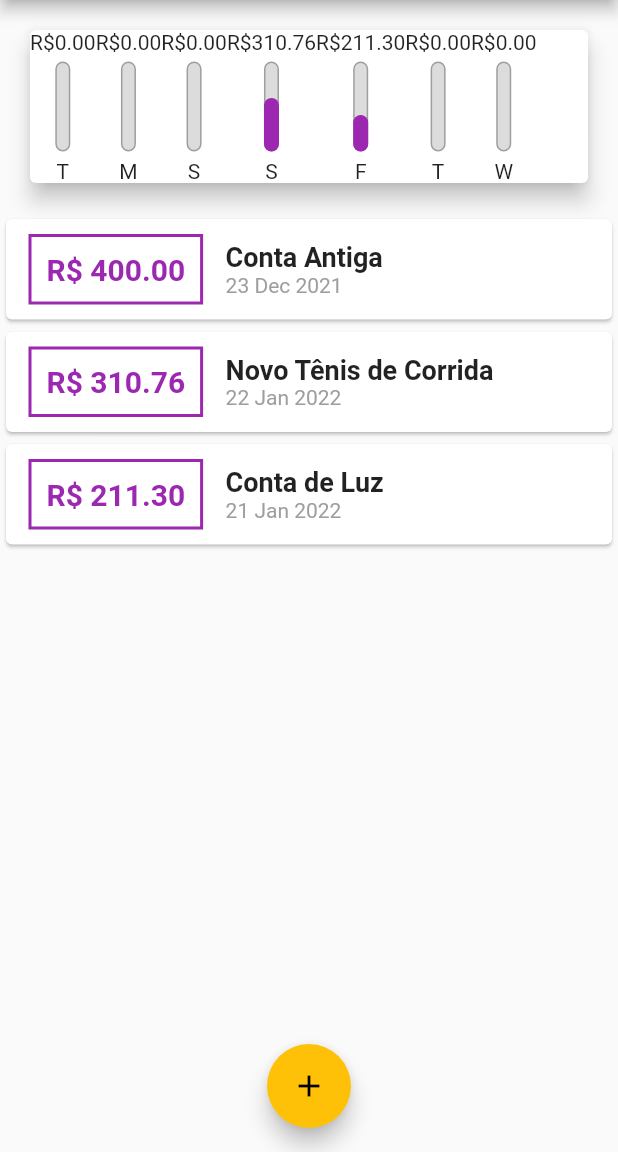
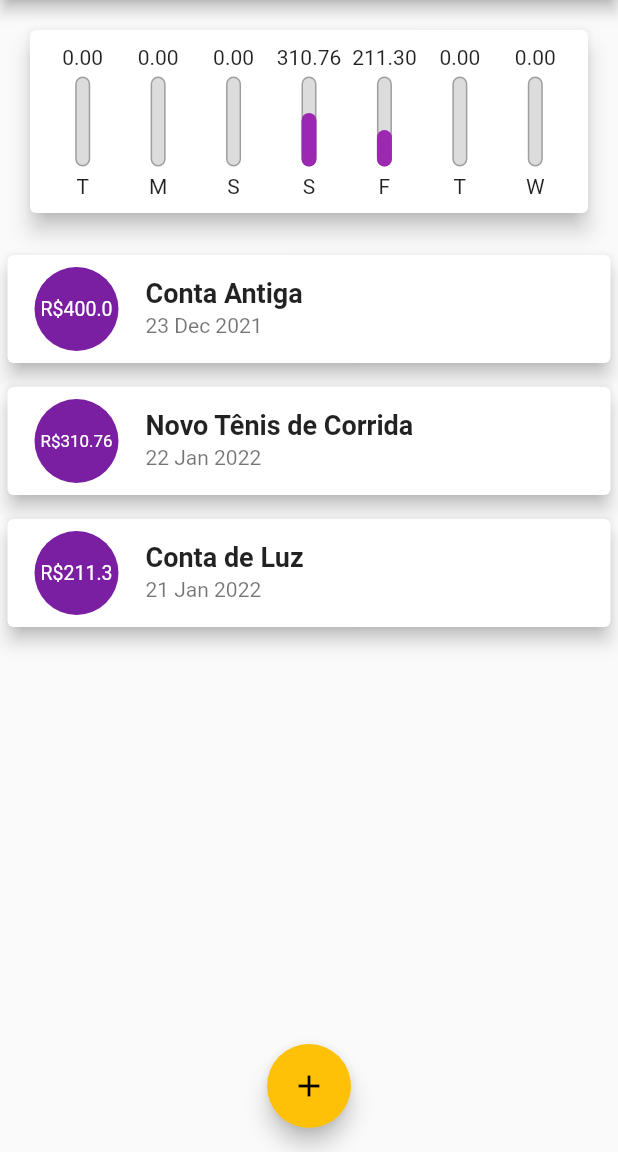
Before and after one commit to Gustavo653/Flutter, a Flutter app: the screen it shows after launch, on a phone screen of 412 x 824 dp, the part 84-1236 px from its top. Run offline on Flutter 3.47's test engine with Material 2 defaults, Android fonts, the phone set to English and light mode, and no system bars; Roboto replaces fonts that are missing (OpenSans, Quicksand).

Commit message:
Realizando alteracoes na lista de transacoes do usuario

```diff
--- a/Secao 3/expenses/lib/components/chart.dart
+++ b/Secao 3/expenses/lib/components/chart.dart
@@ -44,14 +44,21 @@ class Chart extends StatelessWidget {
     return Card(
       elevation: 6,
       margin: EdgeInsets.all(20),
+      child: Padding(
+        padding: const EdgeInsets.all(10),
         child: Row(
+          mainAxisAlignment: MainAxisAlignment.spaceAround,
           children: groupedTransactions.map((tr) {
-          return ChartBar(
+            return Flexible(
+              fit: FlexFit.tight,
+              child: ChartBar(
                 label: tr['day'].toString(),
                 value: tr['value'] as double,
                 percentage: (tr['value'] as double) / _weekTotalValue,
+              ),
             );
           }).toList(),
+        ),
       ),
     );
   }
--- a/Secao 3/expenses/lib/components/chart_bar.dart
+++ b/Secao 3/expenses/lib/components/chart_bar.dart
@@ -15,7 +15,9 @@ class ChartBar extends StatelessWidget {
   Widget build(BuildContext context) {
     return Column(
       children: <Widget>[
-        Text('R\$${value?.toStringAsFixed(2)}'),
+        FittedBox(
+          child: Text('${value?.toStringAsFixed(2)}'),
+        ),
         SizedBox(height: 5),
         Container(
           height: 60,
--- a/Secao 3/expenses/lib/components/transaction_list.dart
+++ b/Secao 3/expenses/lib/components/transaction_list.dart
@@ -34,45 +34,28 @@ class TransactionList extends StatelessWidget {
               itemBuilder: (ctx, index) {
                 final tr = transactions[index];
                 return Card(
-                  child: Row(
-                    children: <Widget>[
-                      Container(
+                  elevation: 5,
                   margin: EdgeInsets.symmetric(
-                          horizontal: 15,
-                          vertical: 10,
+                    vertical: 8,
+                    horizontal: 5,
                   ),
-                        decoration: BoxDecoration(
-                          border: Border.all(
-                            color: Theme.of(context).primaryColor,
-                            width: 2,
-                          ),
-                        ),
-                        padding: EdgeInsets.all(10),
-                        child: Text(
-                          'R\$ ${tr.value.toStringAsFixed(2)}',
-                          style: TextStyle(
-                            fontWeight: FontWeight.bold,
-                            fontSize: 20,
-                            color: Theme.of(context).primaryColor,
+                  child: ListTile(
+                    leading: CircleAvatar(
+                      radius: 30,
+                      child: Padding(
+                        padding: const EdgeInsets.all(6),
+                        child: FittedBox(
+                          child: Text('R\$${tr.value}'),
                         ),
                       ),
                     ),
-                      Column(
-                        crossAxisAlignment: CrossAxisAlignment.start,
-                        children: <Widget>[
-                          Text(
+                    title: Text(
                       tr.title,
                       style: Theme.of(context).textTheme.headline6,
                     ),
-                          Text(
+                    subtitle: Text(
                       DateFormat('d MMM y').format(tr.date),
-                            style: TextStyle(
-                              color: Colors.grey,
                     ),
-                          ),
-                        ],
-                      ),
-                    ],
                   ),
                 );
               },
```
Lines whose indentation alone changed are shown as unchanged.
